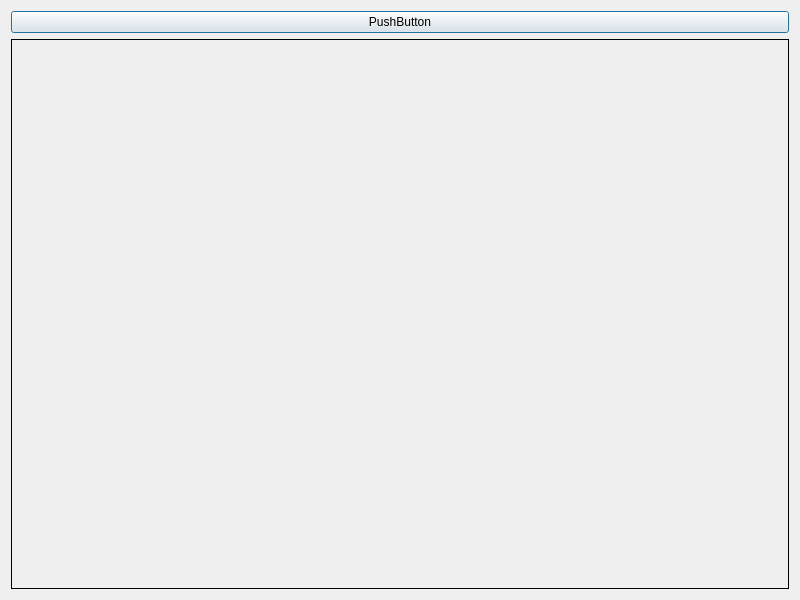
Above: dialog.ui from lpyha/QtImageViewer before the change. Below: the same form after it.
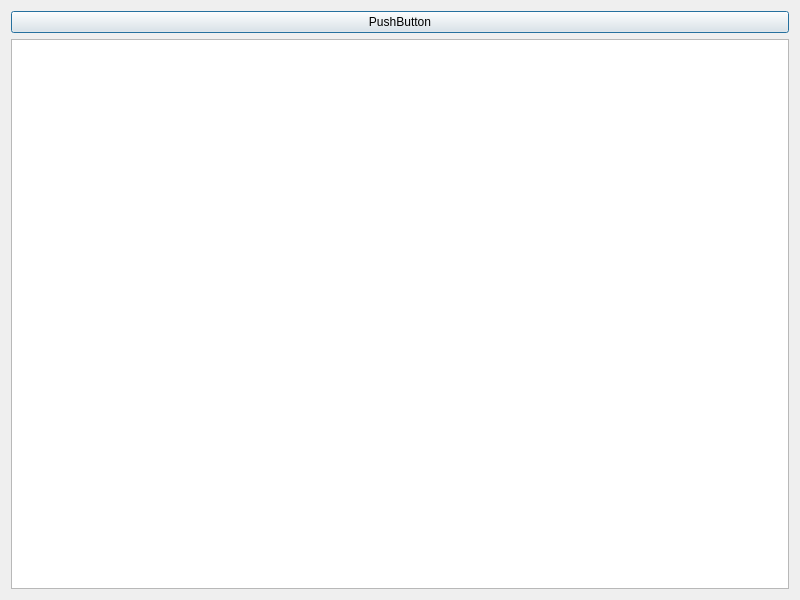
That is the form after the change.

Commit message: labelからQGraphicsViewに変更

Patch:
```diff
--- a/dialog.ui
+++ b/dialog.ui
@@ -24,17 +24,7 @@
       </widget>
      </item>
      <item>
-      <widget class="QLabel" name="label">
-       <property name="frameShape">
-        <enum>QFrame::Box</enum>
-       </property>
-       <property name="text">
-        <string/>
-       </property>
-       <property name="alignment">
-        <set>Qt::AlignCenter</set>
-       </property>
-      </widget>
+      <widget class="QGraphicsView" name="graphicsView"/>
      </item>
     </layout>
    </item>
```
The commit also changes 2 other files.
